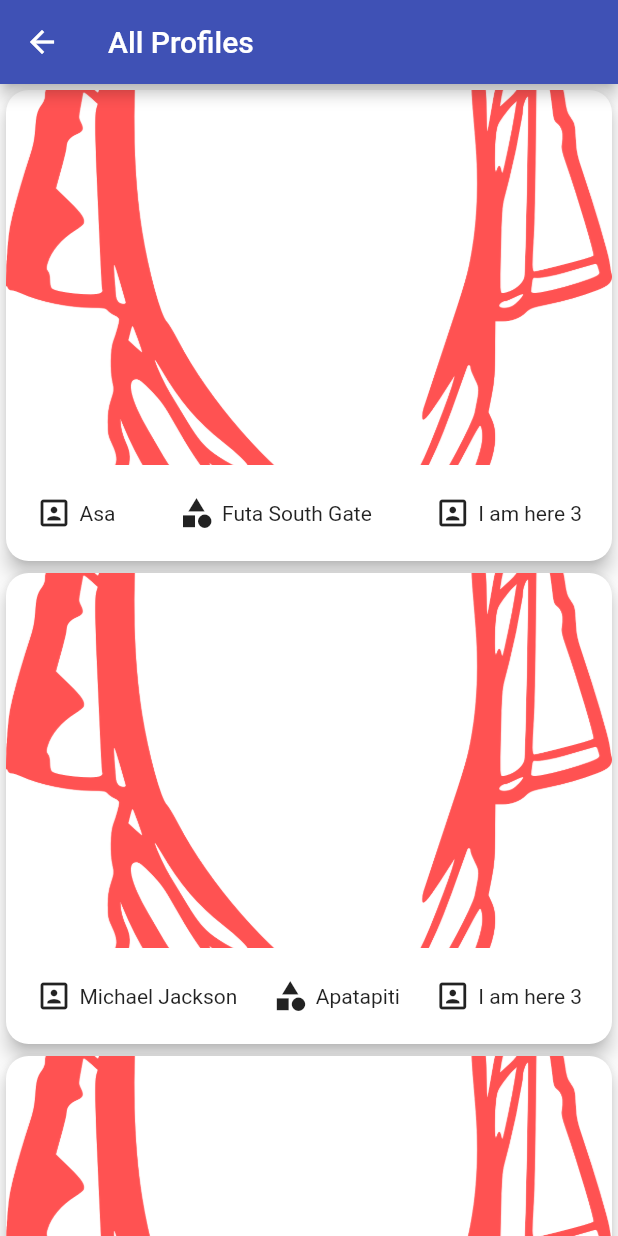
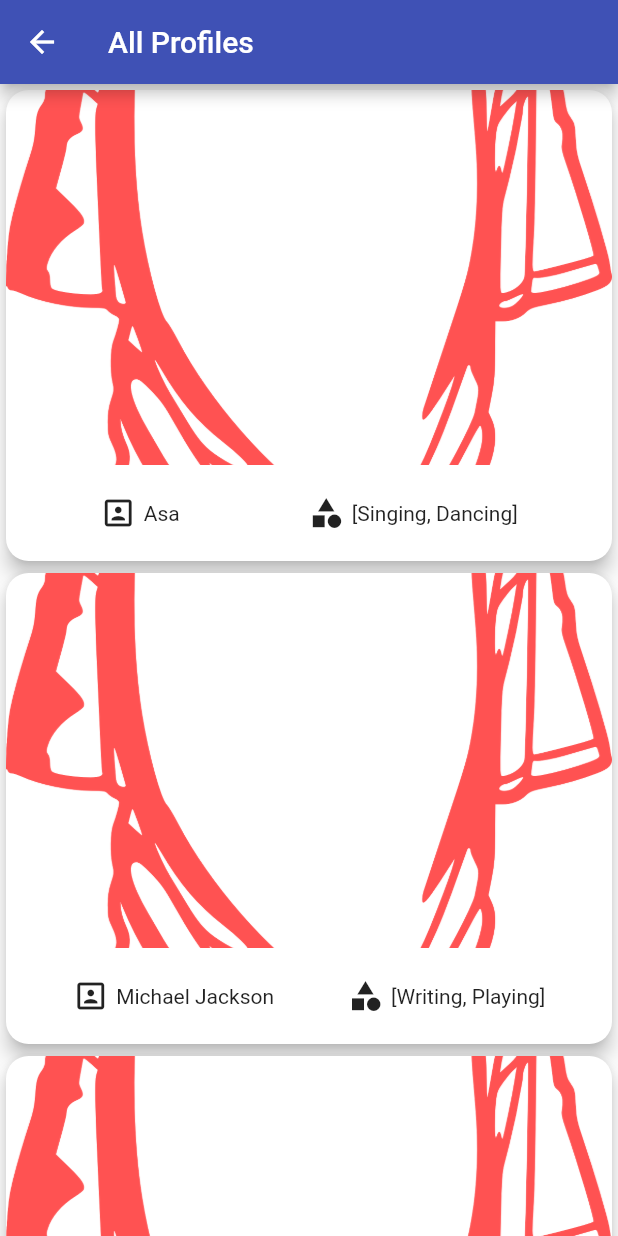
Before and after one commit to SmilingFarood/shareskill, a Flutter app: the AllProfiles screen opened by its route, on a phone screen of 412 x 824 dp. Run offline on Flutter 3.47's test engine with Material 2 defaults, Android fonts, the phone set to English and light mode, and no system bars.

Commit message:
loading profiles for each category

```diff
--- a/lib/screens/all_profiles.dart
+++ b/lib/screens/all_profiles.dart
@@ -23,7 +23,7 @@ class _AllProfilesState extends State<AllProfiles> {
           itemCount: loadedProfiles.length,
           itemBuilder: (ctx, i) => ProfileList(
             name: loadedProfiles[i].name,
-            category: loadedProfiles[i].address,
+            category: loadedProfiles[i].category,
           ),
         ));
   }
--- a/lib/screens/category_screen.dart
+++ b/lib/screens/category_screen.dart
@@ -2,7 +2,6 @@ import 'package:flutter/material.dart';
 import 'package:provider/provider.dart';
 import 'package:shareskill/providers/user_category.dart';
 import 'package:shareskill/screens/all_profiles.dart';
-import 'package:shareskill/screens/profile_list_screen.dart';
 import 'package:shareskill/widgets/category_list.dart';
 
 class CategoryScreen extends StatelessWidget {
--- a/lib/widgets/profile_list.dart
+++ b/lib/widgets/profile_list.dart
@@ -2,7 +2,7 @@ import 'package:flutter/material.dart';
 
 class ProfileList extends StatelessWidget {
   final String name;
-  final String category;
+  final List category;
 
   ProfileList({
     @required this.name,
@@ -35,7 +35,7 @@ class ProfileList extends StatelessWidget {
               Padding(
                 padding: EdgeInsets.all(20),
                 child: Row(
-                  mainAxisAlignment: MainAxisAlignment.spaceBetween,
+                  mainAxisAlignment: MainAxisAlignment.spaceAround,
                   children: <Widget>[
                     Row(
                       children: <Widget>[
@@ -52,16 +52,10 @@ class ProfileList extends StatelessWidget {
                         SizedBox(
                           width: 5,
                         ),
-                        Text(category),
-                      ],
-                    ),
-                    Row(
-                      children: <Widget>[
-                        Icon(Icons.portrait),
-                        SizedBox(
-                          width: 5,
+                        Text(
+                          category.toList().toString() ,
+                          overflow: TextOverflow.ellipsis,
                         ),
-                        Text('I am here 3'),
                       ],
                     ),
                   ],
```
Also changed, not shown: lib/providers/user_profile.dart (+3 -7 lines), lib/screens/profile_list_screen.dart (+15 -9 lines).
